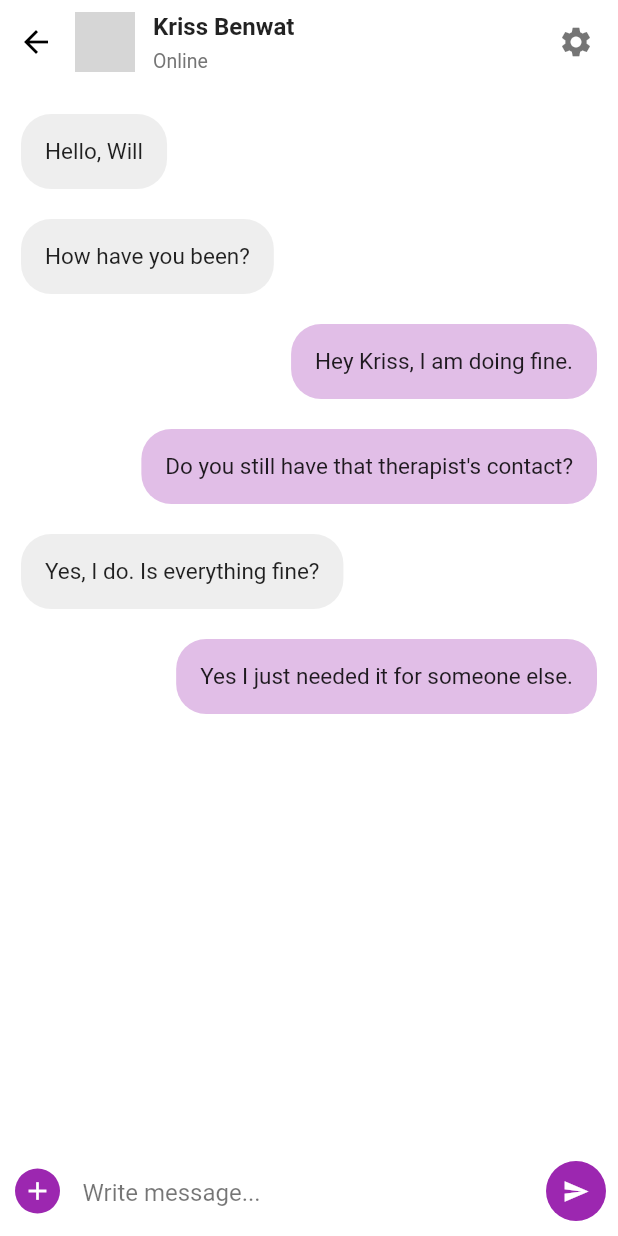
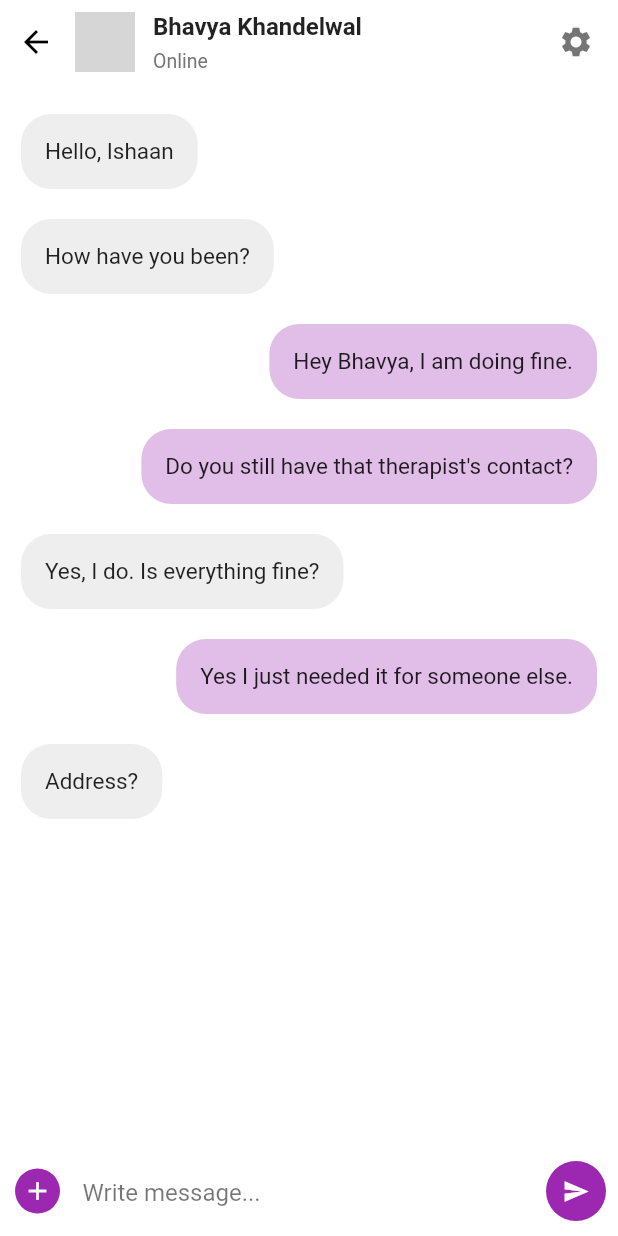
Before and after one commit to satwik3011/AasPaas, a Flutter app: the ChatPage screen opened directly, after a tap on "Bhavya", on a phone screen of 412 x 824 dp. Run offline on Flutter 3.47's test engine with Material 2 defaults, Android fonts, the phone set to English and light mode, and no system bars; our stand-ins replace cached_network_image, cloud_firestore, firebase_messaging, firebase_storage, flutter_swiper, geolocator and 3 more; missing offline and left inert: animator, bottom_nav; accounts and stored records are empty; network calls fail; grey boxes are pictures that could not be loaded.

Commit message:
Final Changes

```diff
--- a/lib/pages/chatDetail_page.dart
+++ b/lib/pages/chatDetail_page.dart
@@ -8,10 +8,10 @@ class ChatDetailPage extends StatefulWidget {
 
 class _ChatDetailPageState extends State<ChatDetailPage> {
   List<ChatMessage> messages = [
-    ChatMessage(messageContent: "Hello, Will", messageType: "receiver"),
+    ChatMessage(messageContent: "Hello, Ishaan", messageType: "receiver"),
     ChatMessage(messageContent: "How have you been?", messageType: "receiver"),
     ChatMessage(
-        messageContent: "Hey Kriss, I am doing fine.",
+        messageContent: "Hey Bhavya, I am doing fine.",
         messageType: "sender"),
         ChatMessage(
         messageContent: "Do you still have that therapist's contact?",
@@ -19,6 +19,7 @@ class _ChatDetailPageState extends State<ChatDetailPage> {
     ChatMessage(messageContent: "Yes, I do. Is everything fine?", messageType: "receiver"),
     ChatMessage(
         messageContent: "Yes I just needed it for someone else.", messageType: "sender"),
+    ChatMessage(messageContent: "Address?", messageType: "receiver"),
   ];
   @override
   Widget build(BuildContext context) {
@@ -47,7 +48,7 @@ class _ChatDetailPageState extends State<ChatDetailPage> {
                 ),
                 CircleAvatar(
                   backgroundImage: NetworkImage(
-                      "<https://randomuser.me/api/portraits/men/5.jpg>"),
+                      "https://lh3.googleusercontent.com/a-/AOh14Ggv3EWdMFE0_bNRuMEnGPJZ-AjBVp4L5th7-xvfMg=s96-c"),
                   maxRadius: 20,
                 ),
                 SizedBox(
@@ -59,7 +60,7 @@ class _ChatDetailPageState extends State<ChatDetailPage> {
                     mainAxisAlignment: MainAxisAlignment.center,
                     children: <Widget>[
                       Text(
-                        "Kriss Benwat",
+                        "Bhavya Khandelwal",
                         style: TextStyle(
                             fontSize: 16, fontWeight: FontWeight.w600),
                       ),
--- a/lib/pages/chat_page.dart
+++ b/lib/pages/chat_page.dart
@@ -12,18 +12,18 @@ class _ChatPageState extends State<ChatPage> {
   List<ChatUsers> chatUsers = [
     ChatUsers(
         name: "Bhavya",
-        messageText: "Hi!, Address?",
-        imageURL: "images/userImage1.jpeg",
+        messageText: "Address?",
+        imageURL: "https://lh3.googleusercontent.com/a-/AOh14Ggv3EWdMFE0_bNRuMEnGPJZ-AjBVp4L5th7-xvfMg=s96-c",
         time: "Now"),
     ChatUsers(
         name: "Ishaan Bajaj",
         messageText: "Thank you!",
-        imageURL: "images/userImage2.jpeg",
+        imageURL: "https://lh3.googleusercontent.com/a-/AOh14GhR1qg9OKG9zqLsY_qSTKIp1aLxWc42yTPGvw5l9eI=s96-c",
         time: "Yesterday"),
     ChatUsers(
         name: "Atharv Jairath",
         messageText: "Will check that place out!",
-        imageURL: "images/userImage3.jpeg",
+        imageURL: "https://lh3.googleusercontent.com/a-/AOh14GimYmfxjyVhkyags-cPXU89M7YrR7p8lIrOncB55kc=s96-c",
         time: "14 May"),
   ];
   Widget build(BuildContext context) {
@@ -108,7 +108,7 @@ class _ChatPageState extends State<ChatPage> {
                   messageText: chatUsers[index].messageText,
                   imageUrl: chatUsers[index].imageURL,
                   time: chatUsers[index].time,
-                  isMessageRead: (index == 0 || index == 3) ? true : false,
+                  isMessageRead: (index == 0) ? true : false,
                 );
               },
             ),
--- a/lib/pages/views/widgets/post_item.dart
+++ b/lib/pages/views/widgets/post_item.dart
@@ -73,7 +73,7 @@ class _PostItemState extends State<PostItem> {
                                       children: [
                                         CircleAvatar(
                                           backgroundImage:
-                                              AssetImage(posts[index].photo),
+                                              NetworkImage(posts[index].photo),
                                           backgroundColor: Colors.white,
                                         ),
                                         SizedBox(
--- a/lib/widgets/custom_image.dart
+++ b/lib/widgets/custom_image.dart
@@ -4,7 +4,7 @@ import 'package:flutter/material.dart';
 Widget cachedNetworkImage(mediaUrl) {
   return CachedNetworkImage(
     imageUrl: mediaUrl,
-    fit: BoxFit.cover,
+    height: 350,
     placeholder: (context, url) => Padding(
       child: CircularProgressIndicator(),
       padding: EdgeInsets.all(20.0),
```
Also changed, not shown: lib/pages/search.dart (+7 -5 lines), lib/pages/views/widgets/post_data.dart (+9 -9 lines), lib/widgets/post.dart (+21 -12 lines), assets/images/userAtharv.png (added), assets/images/userishaan.jpeg (added), 1 other file.
